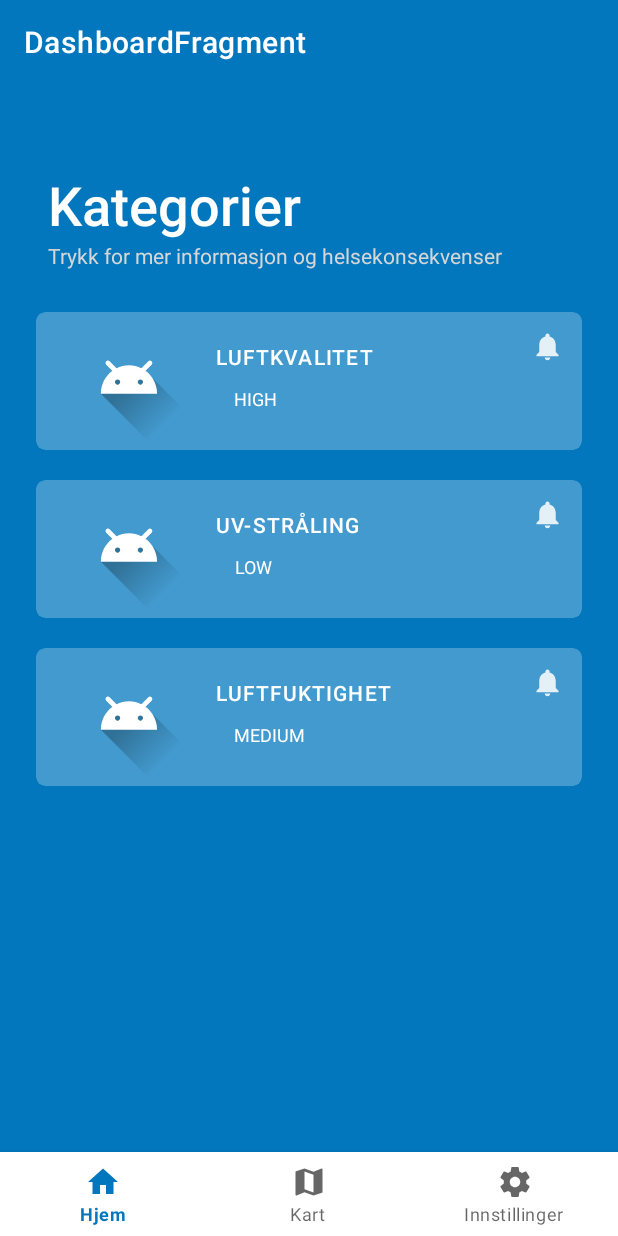
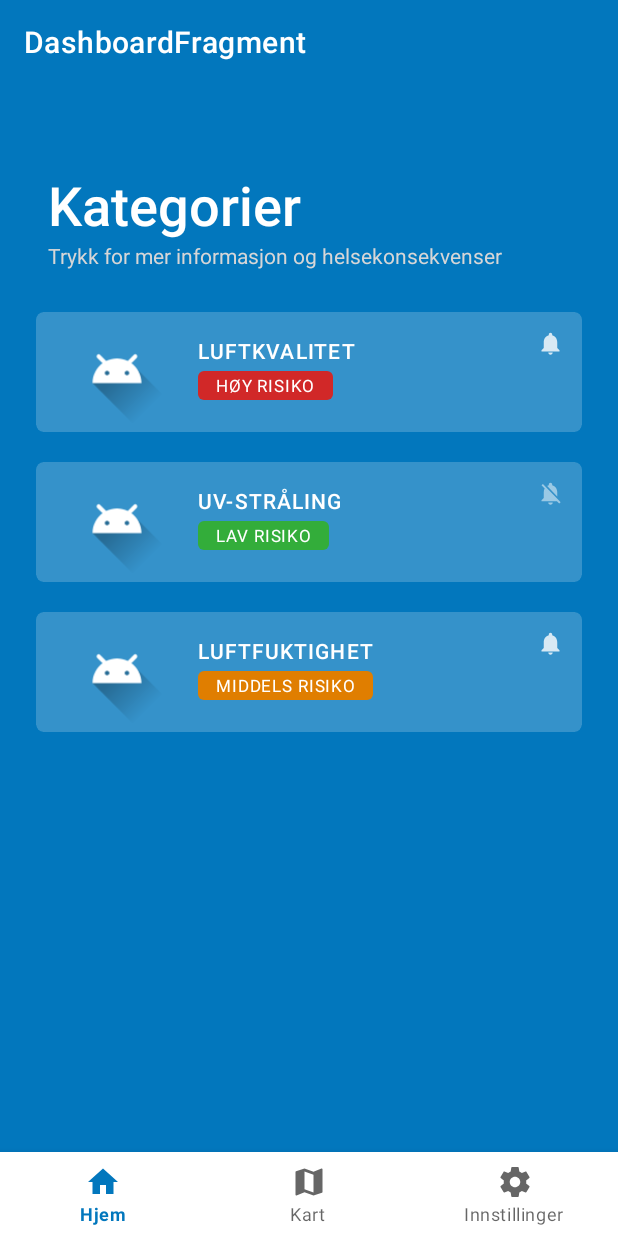
Before and after one commit to robinfroland/klimahelse, an Android app: the DashboardFragment screen opened directly, with no data from a screen before it, on a phone screen of 412 x 824 dp. Run offline under Robolectric (Android 15) with nearby library versions, the phone set to English and light mode, and no system bars; our stand-ins replace navigation-ui.

Commit message:
Dynamically change dangerindicator and notificationicon

```diff
--- a/app/src/main/java/com/example/helse/adapters/ModuleAdapter.kt
+++ b/app/src/main/java/com/example/helse/adapters/ModuleAdapter.kt
@@ -28,7 +28,18 @@ class ModuleAdapter(private var enabledModules: ArrayList<ModuleCard>) : Recycle
         holder.module.module_title.text = category
         holder.module.module_dangerindicator.text = dangerIndicator
         when(dangerIndicator) {
-            // change color and text of dangerindicator
+            "HIGH" -> {
+                holder.module.module_dangerindicator.setBackgroundResource(R.drawable.indicator_danger_high)
+                holder.module.module_dangerindicator.text = "HØY RISIKO"
+            }
+            "MEDIUM" -> {
+                holder.module.module_dangerindicator.setBackgroundResource(R.drawable.indicator_danger_medium)
+                holder.module.module_dangerindicator.text = "MIDDELS RISIKO"
+            }
+            "LOW" -> {
+                holder.module.module_dangerindicator.setBackgroundResource(R.drawable.indicator_danger_low)
+                holder.module.module_dangerindicator.text = "LAV RISIKO"
+            }
         }
         if (pushEnabled) {
             holder.module.module_push.setImageResource(R.drawable.ic_notifications_enabled)
--- a/app/src/main/java/com/example/helse/ui/DashboardFragment.kt
+++ b/app/src/main/java/com/example/helse/ui/DashboardFragment.kt
@@ -38,7 +38,7 @@ class DashboardFragment : Fragment() {
     private fun submitModules() {
         enabledModules = arrayListOf(
             ModuleCard(R.drawable.ic_launcher_foreground, "luftkvalitet", "HIGH", true),
-            ModuleCard(R.drawable.ic_launcher_foreground, "UV-Stråling", "LOW", true),
+            ModuleCard(R.drawable.ic_launcher_foreground, "UV-Stråling", "LOW", false),
             ModuleCard(R.drawable.ic_launcher_foreground, "Luftfuktighet", "MEDIUM", true)
         )
     }
--- a/app/src/main/res/drawable/ic_notifications_disabled.xml
+++ b/app/src/main/res/drawable/ic_notifications_disabled.xml
@@ -1,5 +1,5 @@
 <vector android:height="24dp" android:tint="#FFFFFF"
     android:viewportHeight="24.0" android:viewportWidth="24.0"
     android:width="24dp" xmlns:android="http://schemas.android.com/apk/res/android">
-    <path android:fillColor="@color/colorPushIconDisabled" android:pathData="M12,22c1.1,0 2,-0.9 2,-2h-4c0,1.1 0.9,2 2,2zM18,16v-5c0,-3.07 -1.63,-5.64 -4.5,-6.32L13.5,4c0,-0.83 -0.67,-1.5 -1.5,-1.5s-1.5,0.67 -1.5,1.5v0.68C7.64,5.36 6,7.92 6,11v5l-2,2v1h16v-1l-2,-2zM16,17L8,17v-6c0,-2.48 1.51,-4.5 4,-4.5s4,2.02 4,4.5v6z"/>
+    <path android:fillColor="@color/colorPushIconDisabled" android:pathData="M20,18.69L7.84,6.14 5.27,3.49 4,4.76l2.8,2.8v0.01c-0.52,0.99 -0.8,2.16 -0.8,3.42v5l-2,2v1h13.73l2,2L21,19.72l-1,-1.03zM12,22c1.11,0 2,-0.89 2,-2h-4c0,1.11 0.89,2 2,2zM18,14.68L18,11c0,-3.08 -1.64,-5.64 -4.5,-6.32L13.5,4c0,-0.83 -0.67,-1.5 -1.5,-1.5s-1.5,0.67 -1.5,1.5v0.68c-0.15,0.03 -0.29,0.08 -0.42,0.12 -0.1,0.03 -0.2,0.07 -0.3,0.11h-0.01c-0.01,0 -0.01,0 -0.02,0.01 -0.23,0.09 -0.46,0.2 -0.68,0.31 0,0 -0.01,0 -0.01,0.01L18,14.68z"/>
 </vector>
--- /dev/null
+++ b/app/src/main/res/drawable/indicator_danger_high.xml
@@ -0,0 +1,5 @@
+<?xml version="1.0" encoding="utf-8"?>
+<shape xmlns:android="http://schemas.android.com/apk/res/android">
+    <solid android:color="@color/colorDangerHigh" />
+    <corners android:radius="4dp" />
+</shape>
--- /dev/null
+++ b/app/src/main/res/drawable/indicator_danger_low.xml
@@ -0,0 +1,5 @@
+<?xml version="1.0" encoding="utf-8"?>
+<shape xmlns:android="http://schemas.android.com/apk/res/android">
+    <solid android:color="@color/colorDangerLow" />
+    <corners android:radius="4dp" />
+</shape>
--- /dev/null
+++ b/app/src/main/res/drawable/indicator_danger_medium.xml
@@ -0,0 +1,5 @@
+<?xml version="1.0" encoding="utf-8"?>
+<shape xmlns:android="http://schemas.android.com/apk/res/android">
+    <solid android:color="@color/colorDangerMedium" />
+    <corners android:radius="4dp" />
+</shape>
--- a/app/src/main/res/layout/list_item_module.xml
+++ b/app/src/main/res/layout/list_item_module.xml
@@ -10,12 +10,12 @@
     <androidx.cardview.widget.CardView
         android:id="@+id/card_module"
         android:layout_width="match_parent"
-        android:layout_height="92dp"
+        android:layout_height="80dp"
         android:layout_marginStart="0dp"
         android:layout_marginTop="20dp"
         android:layout_marginEnd="0dp"
         app:cardBackgroundColor="@color/moduleCardBackground"
-        app:cardCornerRadius="6dp"
+        app:cardCornerRadius="5dp"
         app:cardElevation="0dp">
 
         <androidx.constraintlayout.widget.ConstraintLayout
@@ -26,7 +26,6 @@
                 android:id="@+id/module_icon"
                 android:layout_width="wrap_content"
                 android:layout_height="wrap_content"
-                android:layout_marginStart="8dp"
                 android:layout_marginTop="8dp"
                 android:layout_marginBottom="8dp"
                 android:contentDescription="MODULETEXT"
@@ -39,8 +38,7 @@
                 android:id="@+id/module_title"
                 android:layout_width="wrap_content"
                 android:layout_height="wrap_content"
-                android:layout_marginStart="4dp"
-                android:layout_marginTop="20dp"
+                android:layout_marginTop="16dp"
                 android:fontFamily="sans-serif-medium"
                 android:letterSpacing="0.05"
                 android:text="MODULE"
@@ -50,35 +48,36 @@
                 app:layout_constraintStart_toEndOf="@+id/module_icon"
                 app:layout_constraintTop_toTopOf="parent" />
 
-            <Button
+            <TextView
                 android:id="@+id/module_dangerindicator"
-                style="@style/Widget.AppCompat.Button.Borderless.Colored"
                 android:layout_width="wrap_content"
-                android:layout_height="35dp"
-                android:layout_marginStart="4dp"
-                android:backgroundTint="@color/colorDangerHigh"
-                android:clickable="false"
-                android:elevation="0dp"
-                android:focusable="false"
+                android:layout_height="wrap_content"
+                android:layout_marginTop="4dp"
+                android:background="@drawable/indicator_danger_low"
                 android:fontFamily="sans-serif"
-                android:minWidth="0dp"
+                android:letterSpacing="0.05"
                 android:paddingStart="12dp"
+                android:paddingTop="2dp"
                 android:paddingEnd="12dp"
-                android:text="DANGERLEVEL"
-                android:textSize="12sp"
+                android:paddingBottom="2dp"
+                android:text="dangerlevel"
+                android:textAllCaps="true"
+                android:textColor="@color/colorWhite"
+                android:textSize="11sp"
                 app:layout_constraintStart_toEndOf="@+id/module_icon"
                 app:layout_constraintTop_toBottomOf="@+id/module_title"
                 app:strokeWidth="0dp" />
 
             <ImageView
                 android:id="@+id/module_push"
-                android:layout_width="22dp"
-                android:layout_height="22dp"
+                android:layout_width="18dp"
+                android:layout_height="18dp"
                 android:layout_marginTop="12dp"
                 android:layout_marginEnd="12dp"
                 app:layout_constraintEnd_toEndOf="parent"
                 app:layout_constraintTop_toTopOf="parent"
                 app:srcCompat="@drawable/ic_notifications_enabled" />
+
         </androidx.constraintlayout.widget.ConstraintLayout>
     </androidx.cardview.widget.CardView>
 
--- a/app/src/main/res/values/colors.xml
+++ b/app/src/main/res/values/colors.xml
@@ -8,17 +8,17 @@
     <!-- Secondary color palette -->
 
     <!-- Danger indicator colors -->
-    <color name="colorDangerHigh">#CC0000</color>
-    <color name="colorDangerMedium">#FF8800</color>
-    <color name="colorDangerLow">#007E33</color>
+    <color name="colorDangerHigh">#D12828</color>
+    <color name="colorDangerMedium">#E07E00</color>
+    <color name="colorDangerLow">#33AD3A</color>
 
     <!-- Dot indicators -->
     <color name="colorDotWhite">#FFFFFF</color>
     <color name="colorDot">#0277bd</color>
 
     <!-- Push notification -->
-    <color name="colorPushIconDisabled">#B3FFFFFF</color>
-    <color name="colorPushIconEnabled">#DAFFFFFF</color>
+    <color name="colorPushIconDisabled">#80FFFFFF</color>
+    <color name="colorPushIconEnabled">#CCFFFFFF</color>
 
     <!-- Miscellaneous -->
     <color name="colorAccent">#C2185B</color>
@@ -27,6 +27,6 @@
     <color name="colorWhite">#FFFFFF</color>
     <color name="colorGreyDark">#1B1B1B</color>
     <color name="colorWhite_transparent">#31FFFFFF</color>
-    <color name="moduleCardBackground">#41FFFFFF</color>
+    <color name="moduleCardBackground">#33FFFFFF</color>
 
 </resources>
```
